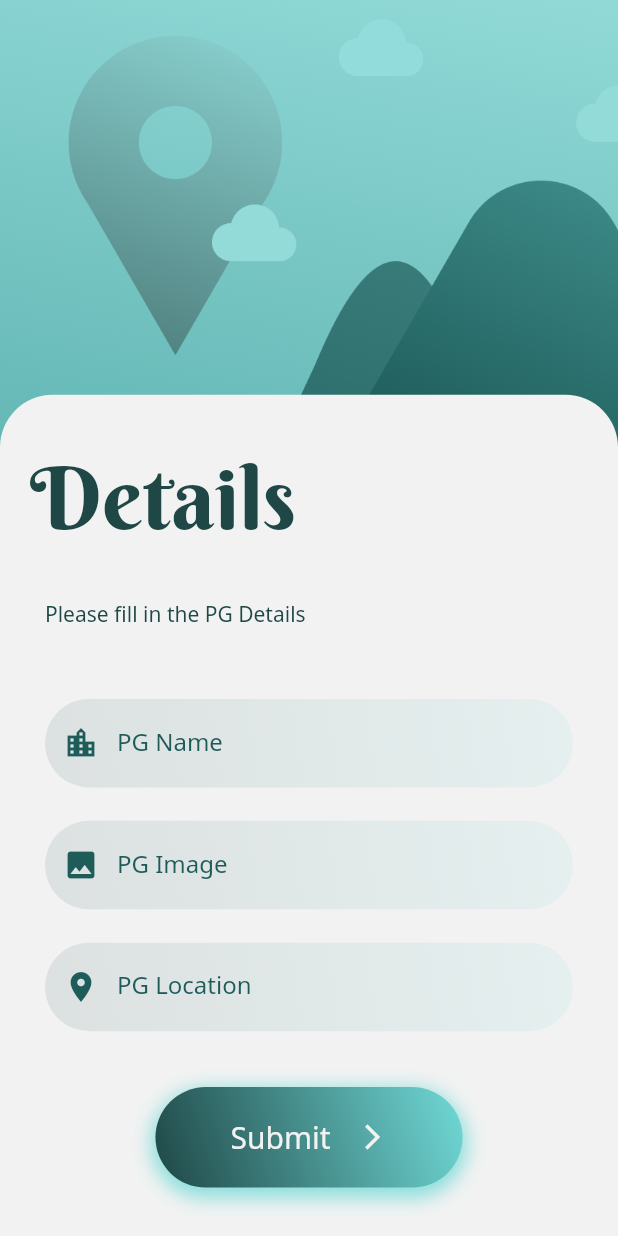
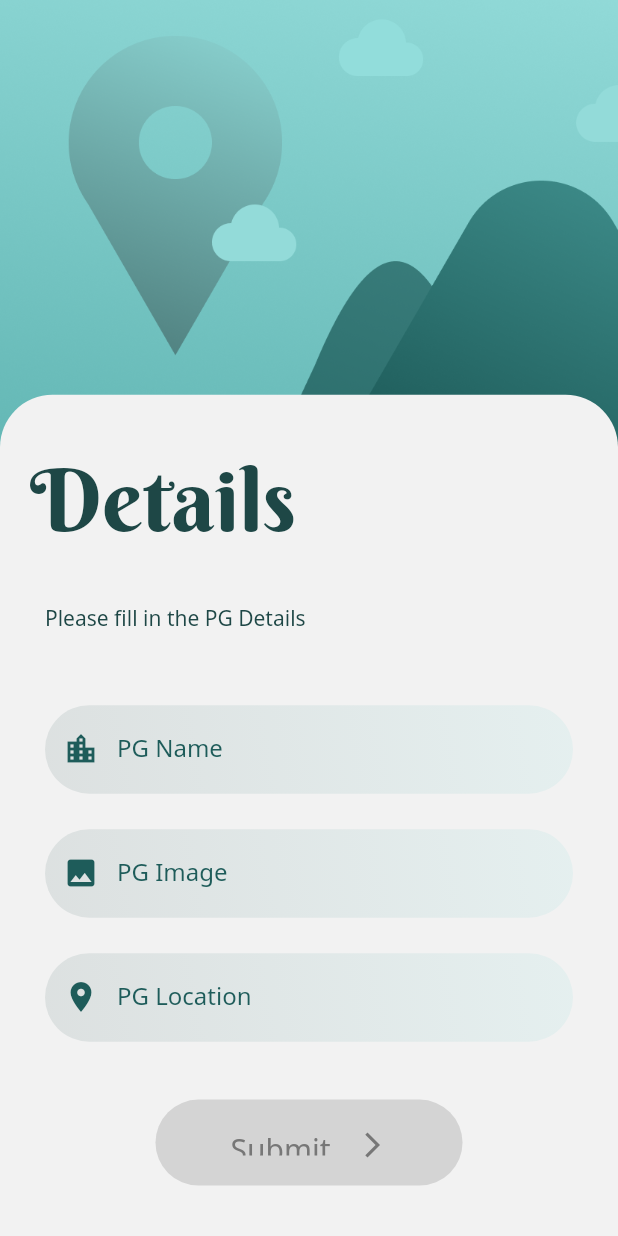
Before and after one commit to LiquidatorCoder/simple-flutter-login, a Flutter app: the InputForm screen opened directly, on a phone screen of 412 x 824 dp. Run offline on Flutter 3.47's test engine with Material 2 defaults, Android fonts, the phone set to English and light mode, and no system bars; our stand-ins replace cloud_firestore, firebase_auth, firebase_storage, flutter_screenutil, google_sign_in, image_picker and 1 more; accounts and stored records are empty.

Commit message:
Added firebase storage and image upload

```diff
--- a/lib/ui/contenttile.dart
+++ b/lib/ui/contenttile.dart
@@ -89,8 +89,8 @@ class ContentTile extends StatelessWidget {
                     Radius.circular(35),
                   ),
                   image: DecorationImage(
-                      image: FileImage(
-                        new File(images[index]),
+                      image: NetworkImage(
+                        images[index],
                       ),
                       fit: BoxFit.cover),
                 ),
--- a/lib/ui/detailssheet.dart
+++ b/lib/ui/detailssheet.dart
@@ -9,6 +9,8 @@ import 'package:yehlo/ui/inputlocationfield.dart';
 import 'package:yehlo/ui/inputtextfiels.dart';
 import 'package:yehlo/ui/submitbutton.dart';
 import 'package:flutter_screenutil/flutter_screenutil.dart';
+import 'package:firebase_storage/firebase_storage.dart'; // For File Upload To Firestore
+import 'package:path/path.dart' as Path;
 
 class DetailsSheet extends StatefulWidget {
   @override
@@ -19,6 +21,8 @@ class _DetailsSheetState extends State<DetailsSheet> {
   final databaseReference = Firestore.instance;
   final myController = TextEditingController();
   File _image;
+  String _uploadedFileURL;
+  bool isUploading = false;
   bool _serviceEnabled;
   PermissionStatus _permissionGranted;
   LocationData _locationData;
@@ -57,13 +61,31 @@ class _DetailsSheetState extends State<DetailsSheet> {
     setState(() {
       _image = image;
     });
+    uploadFile();
     print(image.toString());
+  }
+
+  Future uploadFile() async {
+    setState(() {
+      isUploading = true;
+    });
+    StorageReference storageReference =
+        FirebaseStorage.instance.ref().child('${Path.basename(_image.path)}');
+    StorageUploadTask uploadTask = storageReference.putFile(_image);
+    await uploadTask.onComplete;
+    print('File Uploaded');
+    storageReference.getDownloadURL().then((fileURL) {
+      setState(() {
+        _uploadedFileURL = fileURL;
+        isUploading = false;
+      });
+    });
   }
 
   void createRecord() async {
     await databaseReference.collection("users").document(userId).setData({
       'pgName': myController.text,
-      'pgImage': _image.path.toString(),
+      'pgImage': _uploadedFileURL,
       'pgLocation':
           "Lat : ${_locationData.latitude}, Long : ${_locationData.longitude}"
     });
@@ -151,7 +173,11 @@ class _DetailsSheetState extends State<DetailsSheet> {
                         enabled: false,
                         decoration: InputDecoration(
                           fillColor: Colors.red,
-                          labelText: "PG Image",
+                          labelText: isUploading
+                              ? "Uploading"
+                              : _uploadedFileURL != null
+                                  ? "Uploaded"
+                                  : "PG Image",
                           labelStyle: TextStyle(
                             fontFamily: "Noto Sans",
                             color: Color(0xFF1E5C5A),
@@ -161,10 +187,20 @@ class _DetailsSheetState extends State<DetailsSheet> {
                           enabledBorder: InputBorder.none,
                           errorBorder: InputBorder.none,
                           disabledBorder: InputBorder.none,
-                          prefixIcon: Icon(
-                            Icons.image,
-                            color: Color(0xFF1E5C5A),
-                          ),
+                          prefixIcon: isUploading
+                              ? Padding(
+                                  padding: const EdgeInsets.all(8.0),
+                                  child: CircularProgressIndicator(),
+                                )
+                              : _uploadedFileURL != null
+                                  ? Icon(
+                                      Icons.check_box,
+                                      color: Color(0xFF1E5C5A),
+                                    )
+                                  : Icon(
+                                      Icons.image,
+                                      color: Color(0xFF1E5C5A),
+                                    ),
                         ),
                       ),
                       GestureDetector(
@@ -184,7 +220,67 @@ class _DetailsSheetState extends State<DetailsSheet> {
               ),
               InputLocationField(
                   islocation: islocation, locationData: _locationData),
-              SubmitButton(createRecord),
+              _uploadedFileURL != null && !isUploading
+                  ? SubmitButton(createRecord)
+                  : SizedBox(
+                      height: 170.h,
+                      child: Center(
+                        child: MaterialButton(
+                          splashColor: Colors.transparent,
+                          highlightColor: Colors.transparent,
+                          onPressed: null,
+                          shape: RoundedRectangleBorder(
+                              borderRadius: BorderRadius.circular(50)),
+                          highlightElevation: 0,
+                          padding: EdgeInsets.all(20),
+                          child: Ink(
+                            decoration: BoxDecoration(
+                                gradient: LinearGradient(
+                                  colors: [
+                                    Color(0xffd4d4d4),
+                                    Color(0xffd4d4d4)
+                                  ],
+                                  begin: Alignment.bottomLeft,
+                                  end: Alignment.topRight,
+                                ),
+                                borderRadius: BorderRadius.circular(50.0)),
+                            child: Padding(
+                              padding:
+                                  const EdgeInsets.fromLTRB(50, 20, 50, 20),
+                              child: Row(
+                                mainAxisSize: MainAxisSize.min,
+                                mainAxisAlignment: MainAxisAlignment.center,
+                                children: <Widget>[
+                                  Text(
+                                    'Submit',
+                                    style: TextStyle(
+                                      fontFamily: "Noto Sans",
+                                      fontSize: 20,
+                                      color: Color(0xFF777777),
+                                    ),
+                                  ),
+                                  Padding(
+                                    padding: const EdgeInsets.only(left: 18.0),
+                                    child: Icon(
+                                      Icons.arrow_forward_ios,
+                                      size: 20,
+                                      color: Color(0xFF777777),
+                                    ),
+                                  )
+                                ],
+                              ),
+                            ),
+                          ),
+                        ),
+                        // child: Text(
+                        //   "Submit",
+                        //   style: TextStyle(
+                        //       fontFamily: "Noto Sans",
+                        //       color: Colors.grey,
+                        //       fontSize: 20),
+                        // ),
+                      ),
+                    ),
             ],
           ),
         ),
--- a/pubspec.yaml
+++ b/pubspec.yaml
@@ -29,6 +29,7 @@ dependencies:
   image_picker: ^0.6.6+1
   location: ^3.0.2
   cloud_firestore: ^0.13.5
+  firebase_storage: ^3.1.5
 
 
   # The following adds the Cupertino Icons font to your application.
```
Also changed, not shown: pubspec.lock.
